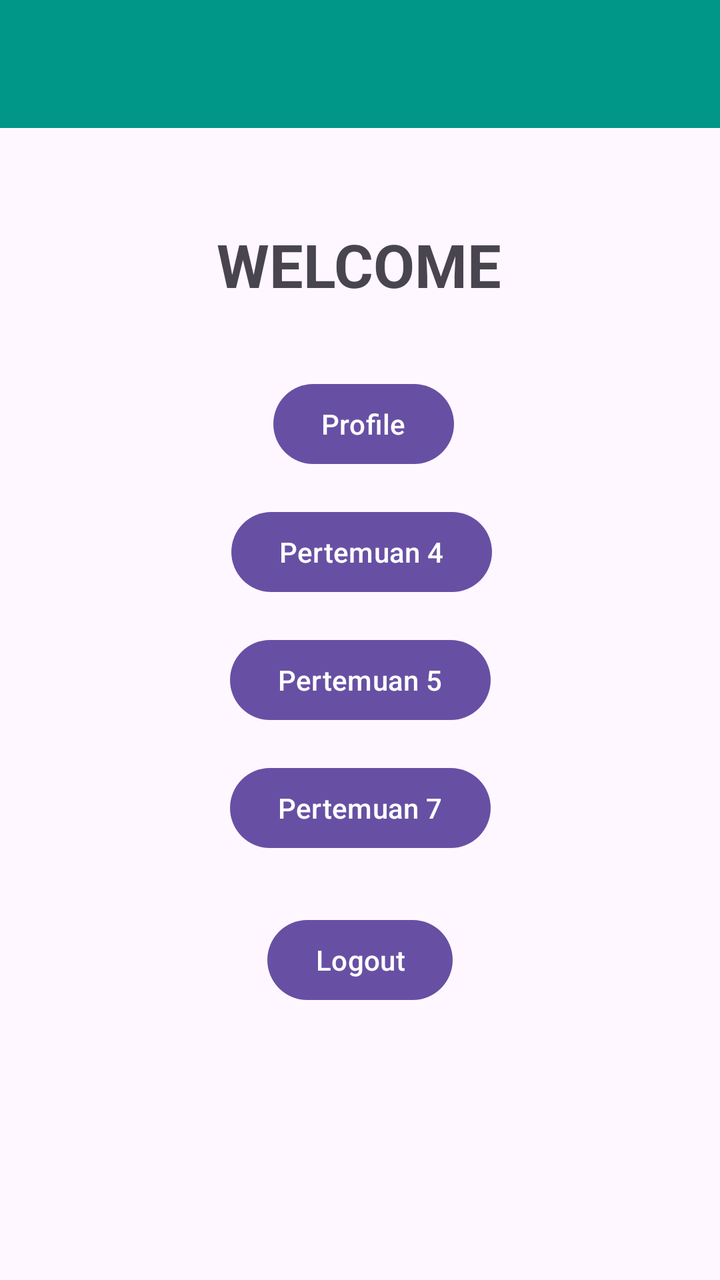
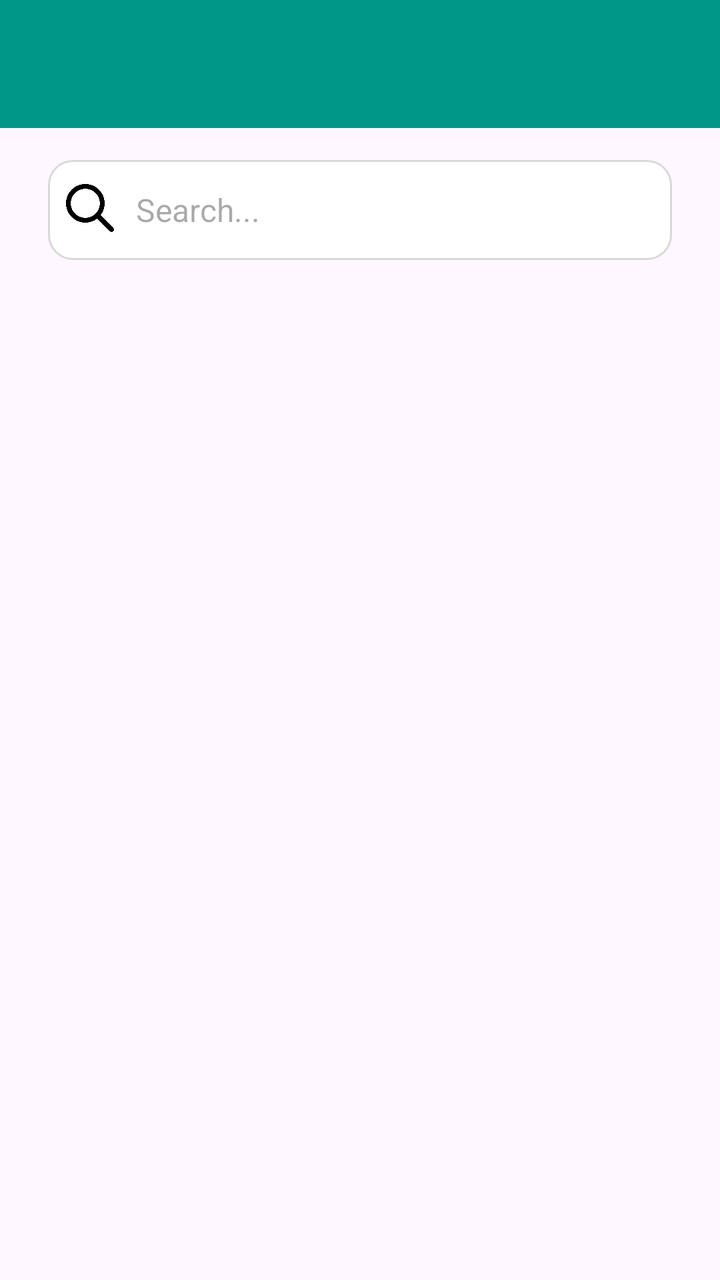

Screens rendered from an Android XML layout before and after an edit, with the pre-edit source and the edit as a unified diff.
<!-- AndroidManifest.xml: application theme Theme.Netptunus_HAFIZ -->
<!-- res/layout/fragment_home.xml -->
<?xml version="1.0" encoding="utf-8"?>
<androidx.constraintlayout.widget.ConstraintLayout xmlns:android="http://schemas.android.com/apk/res/android"
    xmlns:app="http://schemas.android.com/apk/res-auto"
    xmlns:tools="http://schemas.android.com/tools"
    android:layout_width="match_parent"
    android:layout_height="match_parent"
    tools:context=".Home.HomeFragment">

    

    <com.google.android.material.appbar.AppBarLayout
        android:id="@+id/appBar"
        android:layout_width="match_parent"
        android:layout_height="wrap_content"
        android:theme="@style/ThemeOverlay.MaterialComponents.Dark.ActionBar">

        <androidx.appcompat.widget.Toolbar
            android:id="@+id/toolbar"
            android:background="@color/hijau"
            android:layout_width="match_parent"
            android:layout_height="?attr/actionBarSize"
            app:titleTextColor="@android:color/white"
            app:layout_scrollFlags="scroll|enterAlways"/>


    </com.google.android.material.appbar.AppBarLayout>


    <Button
        android:id="@+id/btnToFourth"
        android:layout_width="wrap_content"
        android:layout_height="wrap_content"
        android:layout_marginTop="252dp"
        android:text="Pertemuan 4"
        app:layout_constraintEnd_toEndOf="parent"
        app:layout_constraintHorizontal_bias="0.503"
        app:layout_constraintStart_toStartOf="parent"
        app:layout_constraintTop_toTopOf="parent" />

    <Button
        android:id="@+id/btnToFifth"
        android:layout_width="wrap_content"
        android:layout_height="wrap_content"
        android:layout_marginTop="316dp"
        android:text="Pertemuan 5"
        app:layout_constraintEnd_toEndOf="parent"
        app:layout_constraintStart_toStartOf="parent"
        app:layout_constraintTop_toTopOf="parent" />

    <Button
        android:id="@+id/btnLogout"
        android:layout_width="wrap_content"
        android:layout_height="wrap_content"
        android:layout_marginTop="456dp"
        android:text="Logout"
        app:layout_constraintEnd_toEndOf="parent"
        app:layout_constraintStart_toStartOf="parent"
        app:layout_constraintTop_toTopOf="parent" />

    <Button
        android:id="@+id/btnProfile"
        android:layout_width="wrap_content"
        android:layout_height="wrap_content"
        android:layout_marginTop="188dp"
        android:text="Profile"
        app:layout_constraintEnd_toEndOf="parent"
        app:layout_constraintHorizontal_bias="0.507"
        app:layout_constraintStart_toStartOf="parent"
        app:layout_constraintTop_toTopOf="parent" />

    <Button
        android:id="@+id/btnToSeven"
        android:layout_width="wrap_content"
        android:layout_height="wrap_content"
        android:layout_marginTop="380dp"
        android:text="Pertemuan 7"
        app:layout_constraintEnd_toEndOf="parent"
        app:layout_constraintStart_toStartOf="parent"
        app:layout_constraintTop_toTopOf="parent" />

    <TextView
        android:id="@+id/textView4"
        android:layout_width="wrap_content"
        android:layout_height="wrap_content"
        android:layout_marginTop="112dp"
        android:text="WELCOME"
        android:textSize="30sp"
        android:textStyle="bold"
        app:layout_constraintEnd_toEndOf="parent"
        app:layout_constraintHorizontal_bias="0.498"
        app:layout_constraintStart_toStartOf="parent"
        app:layout_constraintTop_toTopOf="parent" />

</androidx.constraintlayout.widget.ConstraintLayout>
<!-- resources referenced by this layout -->
<resources>
  <color name="hijau">#009688</color>
  <style name="Theme.Netptunus_HAFIZ" parent="Base.Theme.Netptunus_HAFIZ" />
  <style name="Base.Theme.Netptunus_HAFIZ" parent="Theme.Material3.DayNight.NoActionBar">
          
          
      </style>
</resources>

<!-- the commit's change to res/layout/fragment_home.xml (unified diff, before → after) -->
@@ -25,70 +25,37 @@
 
     </com.google.android.material.appbar.AppBarLayout>
 
-
-    <Button
-        android:id="@+id/btnToFourth"
-        android:layout_width="wrap_content"
-        android:layout_height="wrap_content"
-        android:layout_marginTop="252dp"
-        android:text="Pertemuan 4"
-        app:layout_constraintEnd_toEndOf="parent"
-        app:layout_constraintHorizontal_bias="0.503"
-        app:layout_constraintStart_toStartOf="parent"
-        app:layout_constraintTop_toTopOf="parent" />
-
-    <Button
-        android:id="@+id/btnToFifth"
-        android:layout_width="wrap_content"
-        android:layout_height="wrap_content"
-        android:layout_marginTop="316dp"
-        android:text="Pertemuan 5"
+    <EditText
+        android:id="@+id/searchbtn"
+        android:layout_width="match_parent"
+        android:layout_height="50dp"
+        android:layout_marginTop="16dp"
+        android:layout_marginStart="24dp"
+        android:layout_marginEnd="24dp"
+        android:ems="10"
+        android:textSize="16sp"
+        android:paddingStart="44dp"
+        android:paddingEnd="12dp"
+        android:hint="Search..."
+        android:inputType="text"
+        android:background="@drawable/bg_search"
         app:layout_constraintEnd_toEndOf="parent"
         app:layout_constraintStart_toStartOf="parent"
-        app:layout_constraintTop_toTopOf="parent" />
+        app:layout_constraintTop_toBottomOf="@+id/appBar" />
 
-    <Button
-        android:id="@+id/btnLogout"
-        android:layout_width="wrap_content"
-        android:layout_height="wrap_content"
-        android:layout_marginTop="456dp"
-        android:text="Logout"
-        app:layout_constraintEnd_toEndOf="parent"
-        app:layout_constraintStart_toStartOf="parent"
-        app:layout_constraintTop_toTopOf="parent" />
+    <ImageView
+        android:id="@+id/imageSearch"
+        android:layout_width="24dp"
+        android:layout_height="24dp"
+        android:layout_marginTop="12dp"
+        android:contentDescription="Search"
+        android:scaleType="fitCenter"
 
-    <Button
-        android:id="@+id/btnProfile"
-        android:layout_width="wrap_content"
-        android:layout_height="wrap_content"
-        android:layout_marginTop="188dp"
-        android:text="Profile"
-        app:layout_constraintEnd_toEndOf="parent"
-        app:layout_constraintHorizontal_bias="0.507"
-        app:layout_constraintStart_toStartOf="parent"
-        app:layout_constraintTop_toTopOf="parent" />
+        android:src="@drawable/search"
+        app:layout_constraintEnd_toEndOf="@+id/searchbtn"
+        app:layout_constraintHorizontal_bias="0.031"
+        app:layout_constraintStart_toStartOf="@+id/searchbtn"
+        app:layout_constraintTop_toTopOf="@+id/searchbtn" />
 
-    <Button
-        android:id="@+id/btnToSeven"
-        android:layout_width="wrap_content"
-        android:layout_height="wrap_content"
-        android:layout_marginTop="380dp"
-        android:text="Pertemuan 7"
-        app:layout_constraintEnd_toEndOf="parent"
-        app:layout_constraintStart_toStartOf="parent"
-        app:layout_constraintTop_toTopOf="parent" />
-
-    <TextView
-        android:id="@+id/textView4"
-        android:layout_width="wrap_content"
-        android:layout_height="wrap_content"
-        android:layout_marginTop="112dp"
-        android:text="WELCOME"
-        android:textSize="30sp"
-        android:textStyle="bold"
-        app:layout_constraintEnd_toEndOf="parent"
-        app:layout_constraintHorizontal_bias="0.498"
-        app:layout_constraintStart_toStartOf="parent"
-        app:layout_constraintTop_toTopOf="parent" />
 
 </androidx.constraintlayout.widget.ConstraintLayout>
<!-- resource entries referenced after the edit -->
@@ -1,6 +1,21 @@
 <!-- resources referenced by this layout -->
 <resources>
   <color name="hijau">#009688</color>
+  <!-- drawable bg_search (drawable) -->
+  <?xml version="1.0" encoding="utf-8"?>
+  <shape xmlns:android="http://schemas.android.com/apk/res/android"
+      android:shape="rectangle">
+  
+      <solid android:color="#FFFFFF" />
+  
+      <corners android:radius="12dp" />
+  
+      <stroke
+          android:width="1dp"
+          android:color="#D9D9D9" />
+  
+  </shape>
+  <!-- drawable search: png bitmap (drawable, 12367 bytes) -->
   <style name="Theme.Netptunus_HAFIZ" parent="Base.Theme.Netptunus_HAFIZ" />
   <style name="Base.Theme.Netptunus_HAFIZ" parent="Theme.Material3.DayNight.NoActionBar">
           
